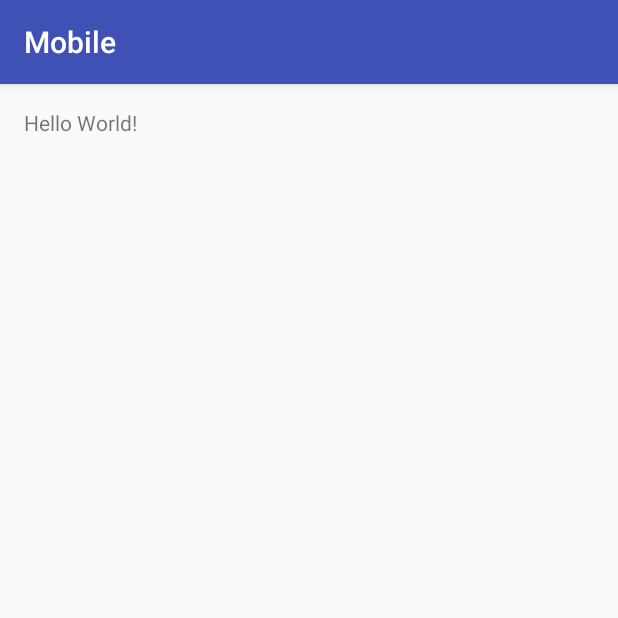
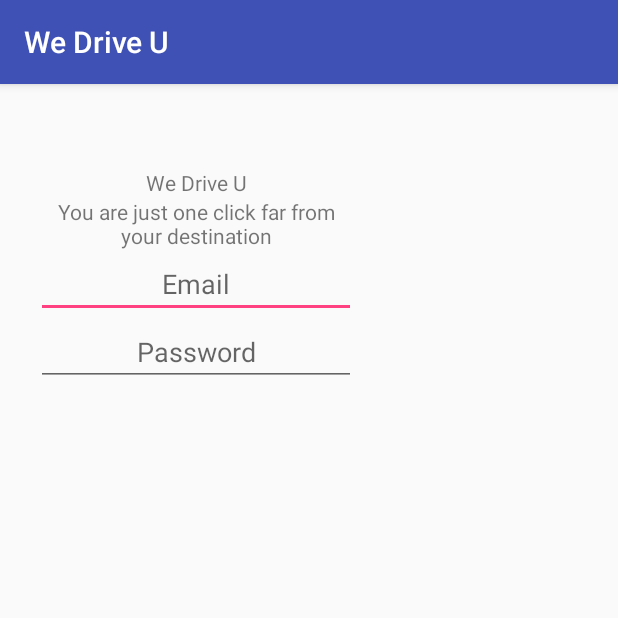
Before and after one commit to nlasagni/S3-16-we-drive-u, an Android app: the screen it shows after launch (MainActivity), on a phone screen of 412 x 824 dp, the top half of it. Run offline under Robolectric (Android 15) with nearby library versions, the phone set to English and light mode, and no system bars.

Commit message:
Login module structure and interfaces created, login fragment and view set up

```diff
--- a/mobile/build.gradle
+++ b/mobile/build.gradle
@@ -48,5 +48,6 @@ dependencies {
         exclude group: 'com.android.support', module: 'support-annotations'
     })
     compile 'com.android.support:appcompat-v7:25.3.1'
+    compile 'com.android.support:support-v4:25.3.1'
     testCompile 'junit:junit:4.12'
 }
--- a/mobile/src/main/AndroidManifest.xml
+++ b/mobile/src/main/AndroidManifest.xml
@@ -8,7 +8,7 @@
             android:label="@string/app_name"
             android:supportsRtl="true"
             android:theme="@style/AppTheme">
-        <activity android:name=".MainActivity">
+        <activity android:name=".app.MainActivity">
             <intent-filter>
                 <action android:name="android.intent.action.MAIN"/>
 
--- a/mobile/src/main/java/com/wedriveu/mobile/MainActivity.java
+++ /dev/null
@@ -1,13 +0,0 @@
-package com.wedriveu.mobile;
-
-import android.support.v7.app.AppCompatActivity;
-import android.os.Bundle;
-
-public class MainActivity extends AppCompatActivity {
-
-    @Override
-    protected void onCreate(Bundle savedInstanceState) {
-        super.onCreate(savedInstanceState);
-        setContentView(R.layout.activity_main);
-    }
-}
--- /dev/null
+++ b/mobile/src/main/java/com/wedriveu/mobile/app/MainActivity.java
@@ -0,0 +1,43 @@
+package com.wedriveu.mobile.app;
+
+import android.app.Fragment;
+import android.app.FragmentManager;
+import android.app.FragmentTransaction;
+import android.support.v7.app.AppCompatActivity;
+import android.os.Bundle;
+import com.wedriveu.mobile.R;
+import com.wedriveu.mobile.login.view.LoginView;
+import com.wedriveu.mobile.login.view.LoginViewImpl;
+import com.wedriveu.mobile.login.viewmodel.LoginViewModel;
+import com.wedriveu.mobile.login.viewmodel.LoginViewModelImpl;
+
+public class MainActivity extends AppCompatActivity {
+
+    private FragmentManager mFragmentManager;
+
+    @Override
+    protected void onCreate(Bundle savedInstanceState) {
+        super.onCreate(savedInstanceState);
+        setContentView(R.layout.activity_main);
+
+        mFragmentManager = getFragmentManager();
+        if (savedInstanceState == null) {
+            LoginViewImpl loginViewFragment = new LoginViewImpl();
+            /*LoginViewModelImpl loginViewModel = new LoginViewModelImpl();*/
+            FragmentTransaction transaction = mFragmentManager.beginTransaction();
+            /*transaction.add(loginViewModel, LoginViewModel.LOGIN_VIEW_MODEL_TAG);*/
+            transaction.replace(R.id.login_fragment_container, loginViewFragment, LoginView.LOGIN_VIEW_TAG);
+            transaction.addToBackStack(null);
+            transaction.commit();
+        }
+    }
+
+
+    public Fragment getPresenter(String tag){
+        Fragment fragment = null;
+        if ((LoginViewModel.LOGIN_VIEW_MODEL_TAG.equals(tag))) {
+            fragment = mFragmentManager.findFragmentByTag(tag);
+        }
+        return fragment;
+    }
+}
--- /dev/null
+++ b/mobile/src/main/java/com/wedriveu/mobile/entity/model/User.java
@@ -0,0 +1,7 @@
+package com.wedriveu.mobile.entity.model;
+
+/**
+ * Created by Marco on 12/07/2017.
+ */
+public interface User {
+}
--- /dev/null
+++ b/mobile/src/main/java/com/wedriveu/mobile/entity/model/UserImpl.java
@@ -0,0 +1,7 @@
+package com.wedriveu.mobile.entity.model;
+
+/**
+ * Created by Marco on 12/07/2017.
+ */
+public class UserImpl {
+}
--- /dev/null
+++ b/mobile/src/main/java/com/wedriveu/mobile/entity/store/LoginStore.java
@@ -0,0 +1,7 @@
+package com.wedriveu.mobile.model.store;
+
+/**
+ * Created by Marco on 12/07/2017.
+ */
+public class LoginStore {
+}
--- /dev/null
+++ b/mobile/src/main/java/com/wedriveu/mobile/login/router/LoginRouter.java
@@ -0,0 +1,7 @@
+package com.wedriveu.mobile.login.router;
+
+/**
+ * Created by Marco on 12/07/2017.
+ */
+public interface LoginRouter {
+}
--- /dev/null
+++ b/mobile/src/main/java/com/wedriveu/mobile/login/service/LoginService.java
@@ -0,0 +1,7 @@
+package com.wedriveu.mobile.login.service;
+
+/**
+ * Created by Marco on 12/07/2017.
+ */
+public interface LoginService {
+}
--- /dev/null
+++ b/mobile/src/main/java/com/wedriveu/mobile/login/service/LoginServiceCallback.java
@@ -0,0 +1,7 @@
+package com.wedriveu.mobile.login.service;
+
+/**
+ * Created by Marco on 12/07/2017.
+ */
+public interface LoginServiceCallback {
+}
--- /dev/null
+++ b/mobile/src/main/java/com/wedriveu/mobile/login/view/LoginView.java
@@ -0,0 +1,12 @@
+package com.wedriveu.mobile.login.view;
+
+import com.wedriveu.mobile.login.viewmodel.LoginViewModel;
+
+/**
+ * Created by Marco on 12/07/2017.
+ */
+public interface LoginView {
+    String LOGIN_VIEW_TAG = LoginViewModel.class.getSimpleName();
+    void renderView();
+    void renderError(String message);
+}
--- /dev/null
+++ b/mobile/src/main/java/com/wedriveu/mobile/login/view/LoginViewImpl.java
@@ -0,0 +1,34 @@
+package com.wedriveu.mobile.login.view;
+
+import android.os.Bundle;
+import android.app.Fragment;
+import android.view.LayoutInflater;
+import android.view.View;
+import android.view.ViewGroup;
+import com.wedriveu.mobile.R;
+import com.wedriveu.mobile.app.MainActivity;
+import com.wedriveu.mobile.login.viewmodel.LoginViewModel;
+import com.wedriveu.mobile.login.viewmodel.LoginViewModelImpl;
+
+public class LoginViewImpl extends Fragment implements LoginView {
+
+
+
+    @Override
+    public View onCreateView(LayoutInflater inflater, ViewGroup container,
+                             Bundle savedInstanceState) {
+        return inflater.inflate(R.layout.fragment_login_view, container, false);
+    }
+
+
+    @Override
+    public void renderView() {
+
+    }
+
+    @Override
+    public void renderError(String message) {
+
+    }
+
+}
--- /dev/null
+++ b/mobile/src/main/java/com/wedriveu/mobile/login/viewmodel/LoginViewModel.java
@@ -0,0 +1,11 @@
+package com.wedriveu.mobile.login.viewmodel;
+
+/**
+ * Created by Marco on 12/07/2017.
+ */
+public interface LoginViewModel {
+
+    String LOGIN_VIEW_MODEL_TAG = LoginViewModel.class.getSimpleName();
+    void onLoginButtonClick(String username, String password);
+
+}
--- /dev/null
+++ b/mobile/src/main/java/com/wedriveu/mobile/login/viewmodel/LoginViewModelImpl.java
@@ -0,0 +1,13 @@
+package com.wedriveu.mobile.login.viewmodel;
+
+import android.app.Fragment;
+
+/**
+ * Created by Marco on 12/07/2017.
+ */
+public class LoginViewModelImpl implements LoginViewModel {
+    @Override
+    public void onLoginButtonClick(String username, String password) {
+
+    }
+}
--- a/mobile/src/main/res/layout/activity_main.xml
+++ b/mobile/src/main/res/layout/activity_main.xml
@@ -1,18 +1,11 @@
 <?xml version="1.0" encoding="utf-8"?>
-<RelativeLayout
-        xmlns:android="http://schemas.android.com/apk/res/android"
-        xmlns:tools="http://schemas.android.com/tools"
-        android:id="@+id/activity_main"
-        android:layout_width="match_parent"
-        android:layout_height="match_parent"
-        android:paddingLeft="@dimen/activity_horizontal_margin"
-        android:paddingRight="@dimen/activity_horizontal_margin"
-        android:paddingTop="@dimen/activity_vertical_margin"
-        android:paddingBottom="@dimen/activity_vertical_margin"
-        tools:context="com.wedriveu.mobile.MainActivity">
+<LinearLayout xmlns:android="http://schemas.android.com/apk/res/android"
+              android:orientation="vertical" android:layout_width="match_parent"
+              android:layout_height="match_parent">
 
-    <TextView
-            android:layout_width="wrap_content"
-            android:layout_height="wrap_content"
-            android:text="Hello World!"/>
-</RelativeLayout>
+    <FrameLayout xmlns:android="http://schemas.android.com/apk/res/android"
+                 android:id="@+id/login_fragment_container"
+                 android:layout_width="match_parent"
+                 android:layout_height="match_parent">
+    </FrameLayout>
+</LinearLayout>
--- /dev/null
+++ b/mobile/src/main/res/layout/fragment_login_view.xml
@@ -0,0 +1,49 @@
+
+<RelativeLayout
+        xmlns:android="http://schemas.android.com/apk/res/android"
+        xmlns:tools="http://schemas.android.com/tools"
+        android:layout_width="match_parent"
+        android:layout_height="match_parent"
+        tools:context="com.wedriveu.mobile.login.view.LoginViewImpl">
+
+    <LinearLayout
+        android:layout_width="wrap_content"
+        android:layout_height="wrap_content"
+        android:orientation="vertical"
+        android:layout_gravity="center"
+        android:paddingTop="56dp"
+        android:paddingLeft="24dp"
+        android:paddingRight="24dp"
+        android:gravity="center_horizontal|center">
+
+        <!-- TODO: Update blank fragment layout -->
+        <TextView
+            android:layout_width="match_parent"
+            android:layout_height="match_parent"
+            android:text="@string/we_drive_you_title"
+            android:gravity="center"/>
+        <TextView
+            android:layout_width="match_parent"
+            android:layout_height="match_parent"
+            android:text="@string/we_drive_you_slogan"
+            android:gravity="center"/>
+        <EditText
+            android:id="@+id/editTextEmail"
+            android:layout_width="wrap_content"
+            android:layout_height="wrap_content"
+            android:inputType="textEmailAddress"
+            android:hint="Email"
+            android:ems="10"
+            android:gravity="center"/>
+        <EditText
+            android:id="@+id/editTextPassword"
+            android:layout_width="wrap_content"
+            android:layout_height="wrap_content"
+            android:inputType="textPassword"
+            android:hint="Password"
+            android:ems="10"
+            android:gravity="center"/>
+
+    </LinearLayout>
+
+</RelativeLayout>
--- a/mobile/src/main/res/values/strings.xml
+++ b/mobile/src/main/res/values/strings.xml
@@ -1,3 +1,5 @@
 <resources>
-    <string name="app_name">Mobile</string>
+    <string name="app_name">We Drive U</string>
+    <string name="we_drive_you_title">We Drive U</string>
+    <string name="we_drive_you_slogan">You are just one click far from your destination</string>
 </resources>
```
Also changed, not shown: gradle/wrapper/gradle-wrapper.properties, 1 other file.
